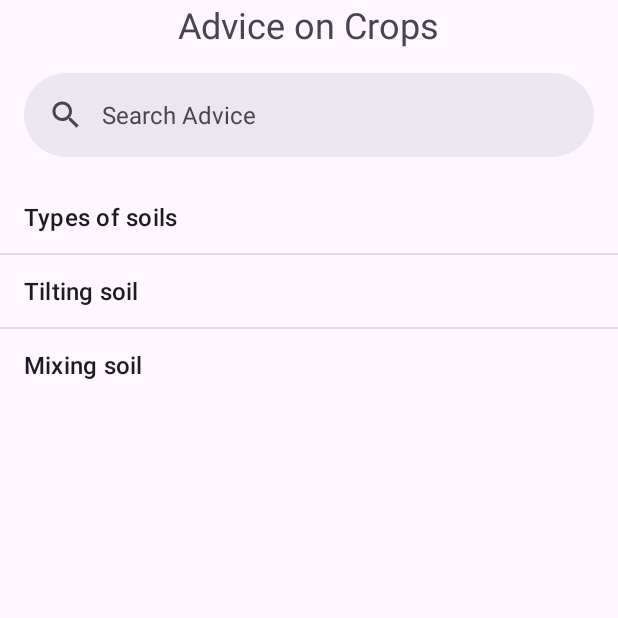
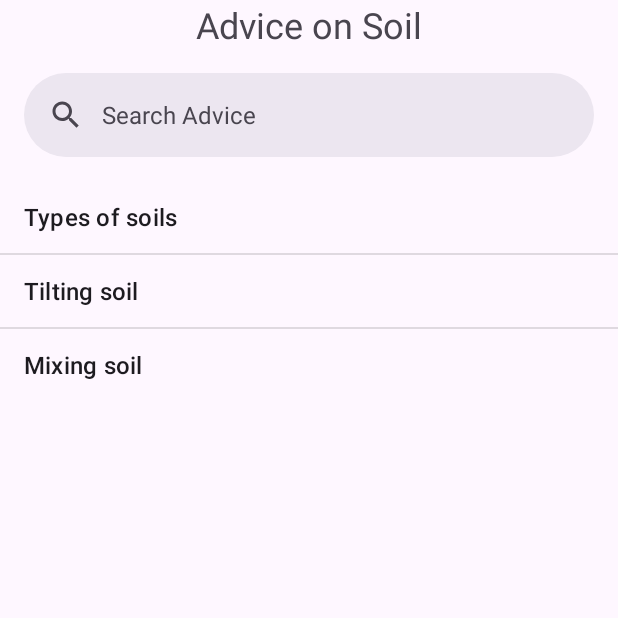
Before and after one commit to Mebanseibor/CropWise, an Android app: the screen it shows after launch once a user with an empty profile is signed in (Advice), after a tap on "Soil", on a phone screen of 412 x 824 dp, the top half of it. Run offline under Robolectric (Android 15) with nearby library versions, the phone set to English and light mode, and no system bars; our stand-ins replace Firebase (no records; nobody signed in at launch, a user with empty details on screens opened directly).

Commit message:
Activites of the features now opens up with the correct title

```diff
--- a/app/src/main/java/com/example/cropwise/advice/Advice.kt
+++ b/app/src/main/java/com/example/cropwise/advice/Advice.kt
@@ -2,6 +2,7 @@ package com.example.cropwise.advice
 
 import android.os.Bundle
 import android.widget.FrameLayout
+import android.widget.TextView
 import androidx.appcompat.app.AppCompatActivity
 import androidx.fragment.app.FragmentManager
 import com.example.cropwise.R
--- a/app/src/main/java/com/example/cropwise/fragment/Advice_Soil.kt
+++ b/app/src/main/java/com/example/cropwise/fragment/Advice_Soil.kt
@@ -7,6 +7,7 @@ import android.view.View
 import android.view.ViewGroup
 import android.widget.ArrayAdapter
 import android.widget.ListView
+import android.widget.TextView
 import androidx.fragment.app.Fragment
 import com.example.cropwise.R
 
@@ -14,8 +15,8 @@ class Advice_Soil(private val context : Context) : Fragment() {
     lateinit var adapter : ArrayAdapter<String>
     lateinit var listView : ListView
     lateinit var list : Array<String>
-
     var frag : View? = null
+    lateinit var textViewTitle : TextView
 
     override fun onCreateView(
         inflater : LayoutInflater,
@@ -27,10 +28,13 @@ class Advice_Soil(private val context : Context) : Fragment() {
         initViews()
         initList()
 
+        updateTitle()
+
         return frag
     }
 
     private fun initViews(){
+        textViewTitle = frag!!.findViewById(R.id.textViewTitle)
         listView = frag!!.findViewById(R.id.listView_advice)
     }
 
@@ -39,4 +43,8 @@ class Advice_Soil(private val context : Context) : Fragment() {
         adapter = ArrayAdapter(context, android.R.layout.simple_list_item_1, list)
         listView.adapter = adapter
     }
+
+    private fun updateTitle(){
+        textViewTitle.text = "Advice on Soil"
+    }
 }
--- a/app/src/main/res/layout/activity_advice.xml
+++ b/app/src/main/res/layout/activity_advice.xml
@@ -10,7 +10,6 @@
         android:id="@+id/frameLayout"
         android:layout_width="match_parent"
         android:layout_height="0sp"
-        android:layout_weight="1"
-        />
+        android:layout_weight="1" />
 
 </LinearLayout>
--- a/app/src/main/res/layout/fragment_advice_crops.xml
+++ b/app/src/main/res/layout/fragment_advice_crops.xml
@@ -7,9 +7,10 @@
     android:gravity="center_horizontal">
 
     <TextView
+        android:id="@+id/textViewTitle"
         android:layout_width="wrap_content"
         android:layout_height="wrap_content"
-        android:text="@string/advice_crops_title"
+        android:text="Default Advice Title"
         android:textSize="24sp"
         />
 
--- a/app/src/main/res/layout/fragment_tracking_sunangle.xml
+++ b/app/src/main/res/layout/fragment_tracking_sunangle.xml
@@ -14,7 +14,7 @@
         <TextView
             android:layout_width="wrap_content"
             android:layout_height="wrap_content"
-            android:text="@string/tracking_time_title"
+            android:text="@string/tracking_sunangle_title"
             android:textSize="24sp"
             />
 
--- a/app/src/main/res/values/strings.xml
+++ b/app/src/main/res/values/strings.xml
@@ -7,5 +7,6 @@
     <string name="mainmenu_category_advise">Advice</string>
     <string name="mainmenu_category_tracking">Tracking</string>
     <string name="tracking_time_title">Tracking Time</string>
+    <string name="tracking_sunangle_title">Tracking Sun Angle</string>
     <string name="advice_crops_title">Advice on Crops</string>
 </resources>
```
Also changed, not shown: app/src/main/java/com/example/cropwise/fragment/Advice_Crops.kt (+20 -3 lines).
